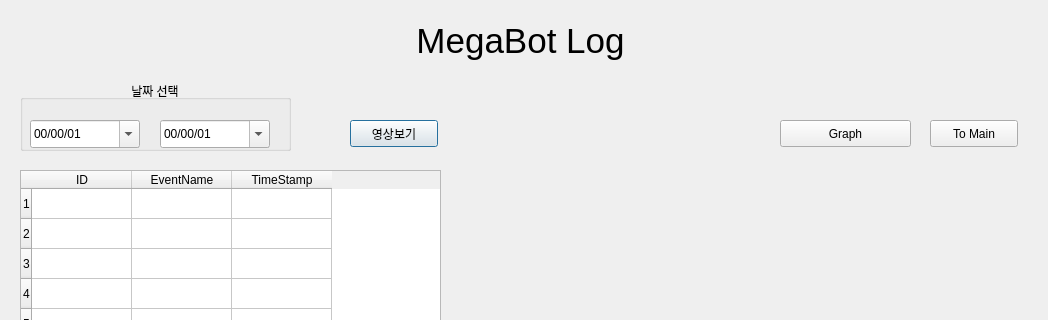
The window that src/admin_pc/log_gui.ui (addinedu-ros-8th/deeplearning-repo-2) describes before a commit, drawn with Qt 5; both pictures show x 0 to 1048 and y 0 to 320 of the 1048 by 713 pixel window.
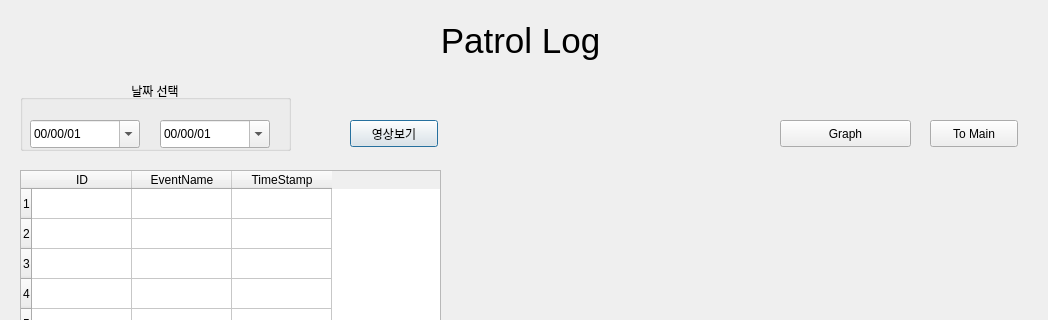
The same window after the commit.

Commit message: edit gui title mega log to patrol log

What changed in the file:
```diff
--- a/src/admin_pc/log_gui.ui
+++ b/src/admin_pc/log_gui.ui
@@ -149,7 +149,7 @@
     </font>
    </property>
    <property name="text">
-    <string>MegaBot Log</string>
+    <string>Patrol Log</string>
    </property>
    <property name="alignment">
     <set>Qt::AlignCenter</set>
```
